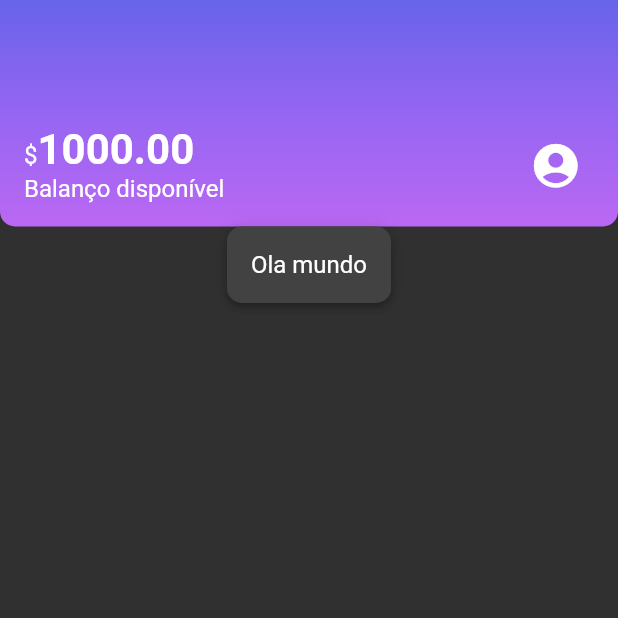
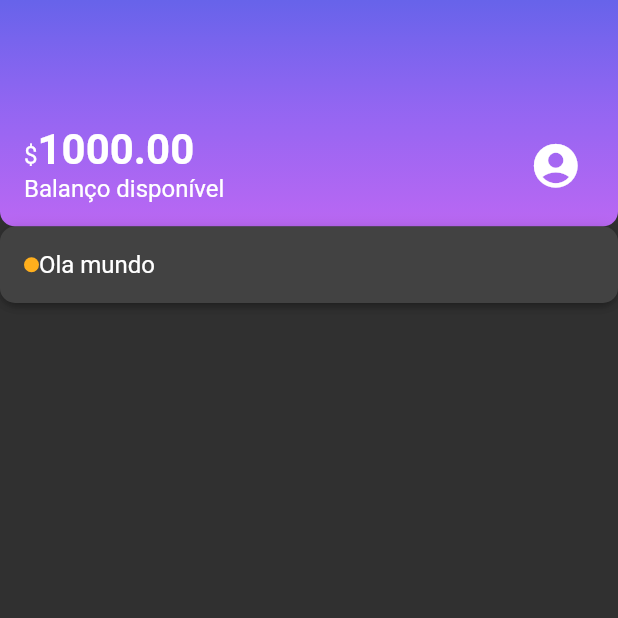
Before and after one commit to RafaellaBarbosa/alubank, a Flutter app: the screen it shows after launch, on a phone screen of 412 x 824 dp, the top half of it. Run offline on Flutter 3.47's test engine with Material 2 defaults, Android fonts, the phone set to English and light mode, and no system bars.

Commit message:
colorDot

```diff
--- /dev/null
+++ b/lib/components/sections/color_dor.dart
@@ -0,0 +1,18 @@
+import 'package:flutter/material.dart';
+
+class ColorDot extends StatelessWidget {
+  final Color? color;
+  const ColorDot({Key? key, required this.color}) : super(key: key);
+
+  @override
+  Widget build(BuildContext context) {
+    return Container(
+      width: 10,
+      height: 10,
+      decoration: BoxDecoration(
+        color: color,
+        borderRadius: BorderRadius.circular(10),
+      ),
+    );
+  }
+}
--- a/lib/screens/home.dart
+++ b/lib/screens/home.dart
@@ -1,5 +1,7 @@
 import 'package:alubank/components/sections/box_card.dart';
+import 'package:alubank/components/sections/color_dor.dart';
 import 'package:alubank/components/sections/header.dart';
+import 'package:alubank/theme/theme_colors.dart';
 import 'package:flutter/material.dart';
 
 class Home extends StatelessWidget {
@@ -9,10 +11,15 @@ class Home extends StatelessWidget {
   Widget build(BuildContext context) {
     return Scaffold(
         body: Column(
-      children: const [
-        Header(),
+      children: [
+        const Header(),
         BoxCard(
-          boxContent: Text("Ola mundo"),
+          boxContent: Row(
+            children:  [
+              ColorDot(color:ThemeColors.recentActivity['spent']),
+              const Text("Ola mundo"),
+            ],
+          ),
         )
       ],
     ));
--- a/lib/theme/my_theme.dart
+++ b/lib/theme/my_theme.dart
@@ -8,4 +8,5 @@ ThemeData myTheme = ThemeData(
     textTheme: const TextTheme(
       bodyMedium: TextStyle(fontSize: 16),
       bodyLarge: TextStyle(fontSize: 28, fontWeight: FontWeight.bold),
+
     ));
--- a/lib/theme/theme_colors.dart
+++ b/lib/theme/theme_colors.dart
@@ -7,4 +7,8 @@ class ThemeColors {
     Color(0xf09b69fe),
     Color(0xf0c36bff)
   ];
+  static const recentActivity = {
+    'spent': Color.fromRGBO(255, 175, 29, 1.0),
+    'income': Color.fromRGBO(191, 69, 198, 1.0),
+  };
 }
```
Also changed, not shown: pubspec.lock.
